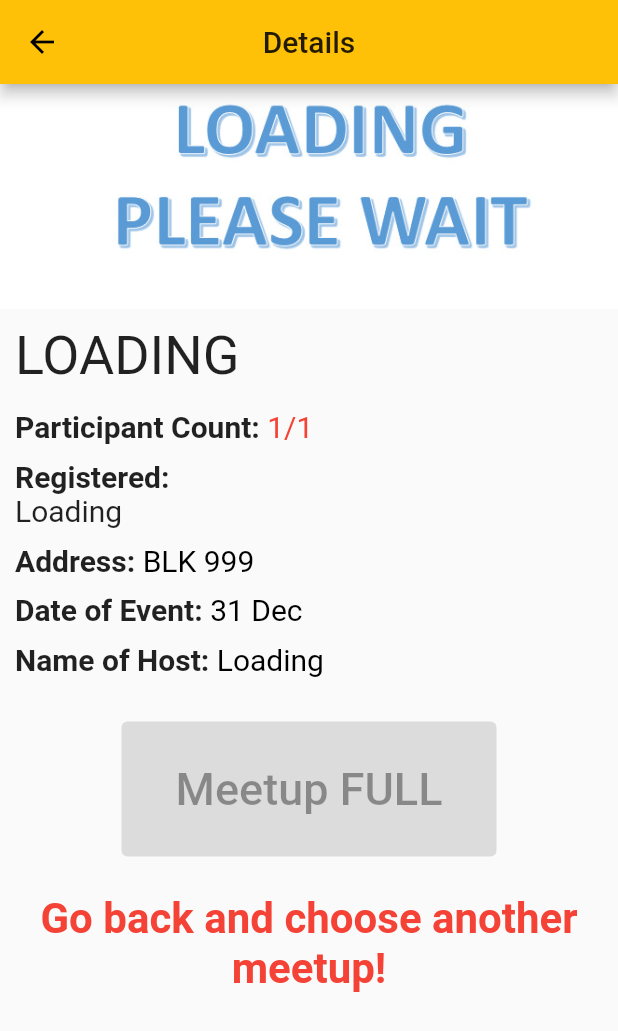
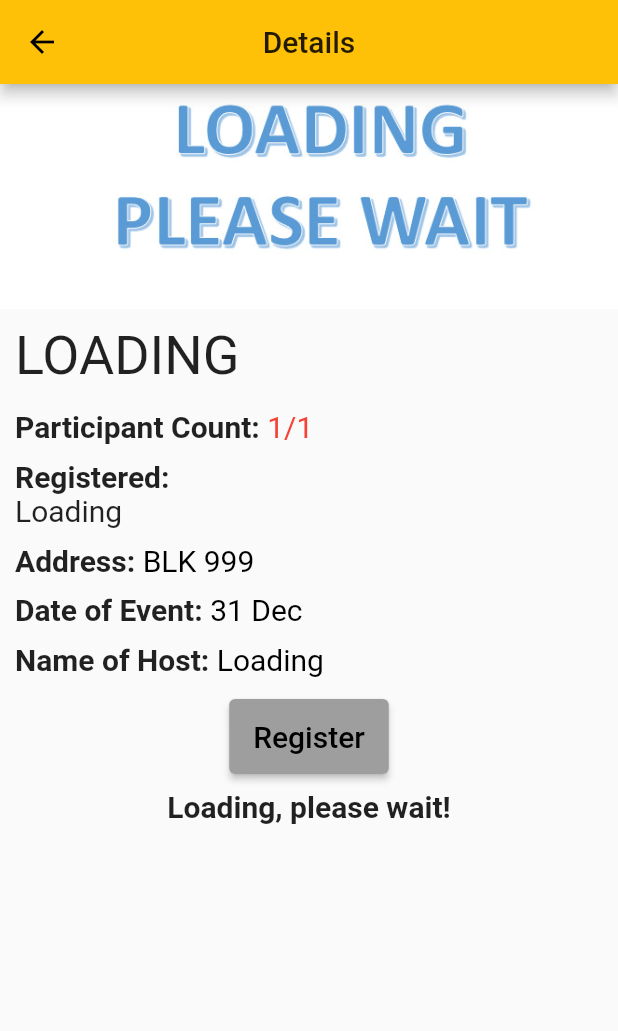
Before and after one commit to BrainHack2021-Hackuna-Matata/app-mobile, a Flutter app: the MeetupDetailsScreen screen opened directly with empty values, on a phone screen of 412 x 824 dp. Shown: the top 1031 px of the screen. Run offline on Flutter 3.47's test engine with Material 2 defaults, Android fonts, the phone set to English and light mode, and no system bars; our stand-ins replace datetime_picker_formfield, google_maps_flutter, timer_count_down; network calls fail.

Commit message:
Add buttons to meet up details screen

```diff
--- /dev/null
+++ b/lib/screens/meetupScreen/buttons/customButton.dart
@@ -0,0 +1,29 @@
+import 'package:flutter/material.dart';
+
+class MeetupButton extends StatelessWidget {
+  final String text;
+  Function buttonHandler;
+  final Color butColor;
+
+  MeetupButton(this.text, this.buttonHandler, [this.butColor = Colors.amber]);
+
+  @override
+  Widget build(BuildContext context) {
+    return Padding(
+      padding: EdgeInsets.all(10),
+      child: ElevatedButton(
+        onPressed: () => buttonHandler,
+        child: Text(
+          text,
+          style: TextStyle(
+            fontSize: 20,
+          ),
+        ),
+        style: ElevatedButton.styleFrom(
+          minimumSize: Size(100, 50),
+          primary: butColor,
+        ),
+      ),
+    );
+  }
+}
--- /dev/null
+++ b/lib/screens/meetupScreen/buttons/newRegister.dart
@@ -0,0 +1,52 @@
+import 'package:eldertly_app/screens/meetupScreen/buttons/customButton.dart';
+import 'package:flutter/material.dart';
+
+class NewRegister extends StatelessWidget {
+  final String userName;
+  final int numComing;
+  final int capacity;
+  final List<dynamic> attendees;
+
+  void registerMeetupHandler() {
+    // Delete entire entry of meetup
+    print("TEST");
+  }
+
+  NewRegister({
+    required this.userName,
+    required this.numComing,
+    required this.capacity,
+    required this.attendees,
+  });
+
+  @override
+  Widget build(BuildContext context) {
+    return Container(
+      // check if meet up reaches capacity
+      child: numComing == capacity
+          ? Column(
+              children: <Widget>[
+                MeetupButton(
+                  "Register",
+                  () => null,
+                  Colors.grey,
+                ),
+                Text(
+                  capacity == 1
+                      ? "Loading, please wait!"
+                      : "Meetup is full\nSelect another meetup.",
+                  style: TextStyle(
+                    fontSize: 20,
+                    fontWeight: FontWeight.bold,
+                  ),
+                  textAlign: TextAlign.center,
+                )
+              ],
+            )
+          : MeetupButton(
+              "Register",
+              () => registerMeetupHandler,
+            ),
+    );
+  }
+}
--- a/lib/screens/meetupScreen/meetupCreatorForm.dart
+++ b/lib/screens/meetupScreen/meetupCreatorForm.dart
@@ -52,7 +52,7 @@ class _MyFormState extends State<MeetupCreatorForm> {
   String? _capacityValidator(String? value) {
     if (value != null && num.tryParse(value) == null) {
       return "Must be an integer";
-    } else if (num.tryParse(value!)! > 8 || num.tryParse(value!)! < 2) {
+    } else if (num.tryParse(value!)! > 8 || num.tryParse(value)! < 2) {
       return "Must be between 2 and 8";
     } else {
       return null;
--- a/lib/screens/meetupScreen/meetupDetailsScreen.dart
+++ b/lib/screens/meetupScreen/meetupDetailsScreen.dart
@@ -8,6 +8,8 @@ import '../../components/notifier.dart';
 import '../../api/static.dart';
 import '../../models/meetup.dart';
 import './card/detailRows.dart';
+import './buttons/registered.dart';
+import './buttons/newRegister.dart';
 
 class MeetupDetailsScreen extends StatefulWidget {
   final int id;
@@ -37,10 +39,19 @@ class _MeetupDetailsScreenState extends State<MeetupDetailsScreen> {
       location: "999999",
       title: "LOADING",
       owner: -999);
+
+  String userName = "";
+
   @override
   void initState() {
     getData();
     super.initState();
+  }
+
+  @override
+  void didChangeDependencies() {
+    userName = Provider.of<UserNotifier>(context).currentUser.name;
+    super.didChangeDependencies();
   }
 
   void getData() async {
@@ -154,50 +165,17 @@ class _MeetupDetailsScreenState extends State<MeetupDetailsScreen> {
                   : hostName,
             ),
 
-            numComing < md.capacity
-                ? Padding(
-                    padding: EdgeInsets.all(25),
-                    child: ElevatedButton(
-                      onPressed: () => selectMeetupHandler(
-                          id: widget.id,
-                          attendees: md.coming,
-                          currentpax: numComing),
-                      child: Text(
-                        "Join Meetup",
-                        style: TextStyle(fontSize: 30),
-                      ),
-                      style: ElevatedButton.styleFrom(
-                        minimumSize: Size(250, 90),
-                      ),
-                    ),
+            md.coming.contains(userName)
+                ? Registered(
+                    userName: userName,
+                    numComing: numComing,
+                    attendees: md.coming,
                   )
-                : Column(
-                    crossAxisAlignment: CrossAxisAlignment.center,
-                    mainAxisAlignment: MainAxisAlignment.center,
-                    children: [
-                      Padding(
-                        padding: EdgeInsets.all(25),
-                        child: ElevatedButton(
-                          onPressed: null,
-                          child: Text(
-                            "Meetup FULL",
-                            style: TextStyle(fontSize: 30),
-                          ),
-                          style: ElevatedButton.styleFrom(
-                            minimumSize: Size(250, 90),
-                          ),
-                        ),
-                      ),
-                      Text(
-                        "Go back and choose another meetup!",
-                        textAlign: TextAlign.center,
-                        style: TextStyle(
-                          fontSize: 28,
-                          fontWeight: FontWeight.bold,
-                          color: Colors.red,
-                        ),
-                      ),
-                    ],
+                : NewRegister(
+                    userName: userName,
+                    numComing: numComing,
+                    capacity: md.capacity,
+                    attendees: md.coming,
                   ),
           ],
         ),
```
Also changed, not shown: lib/screens/meetupScreen/buttons/registered.dart (added, +54 -0 lines).
